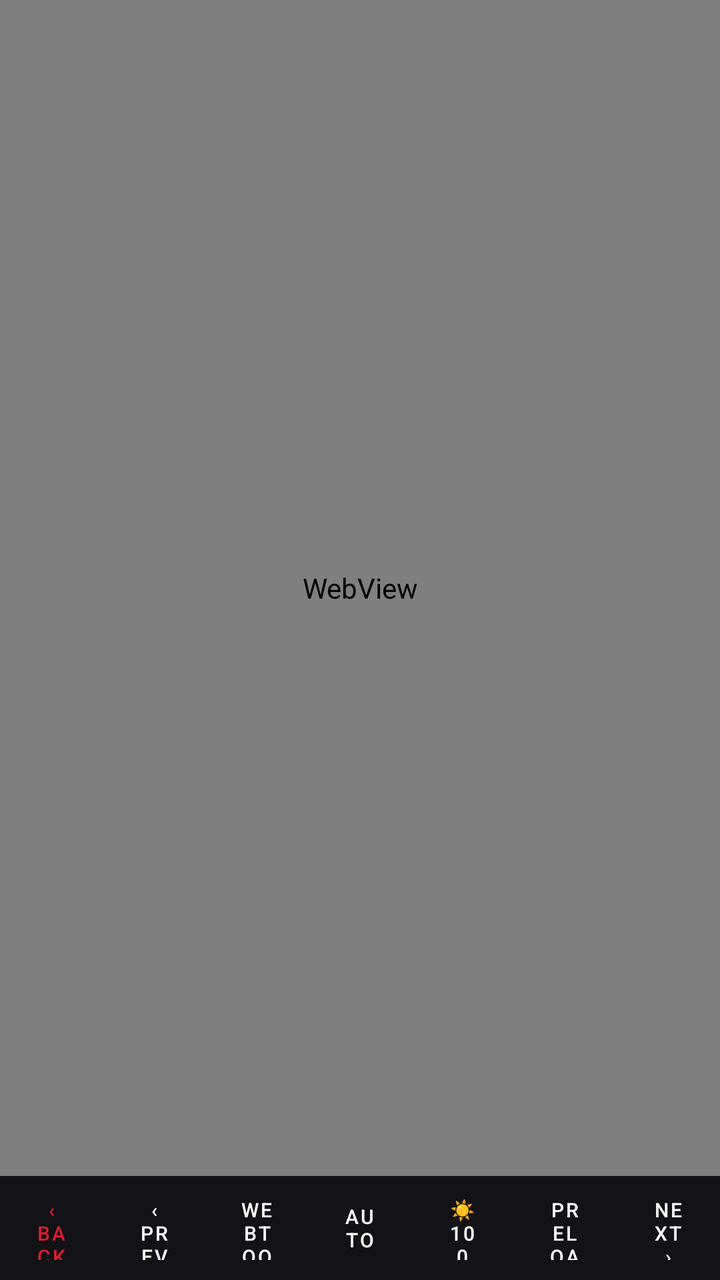
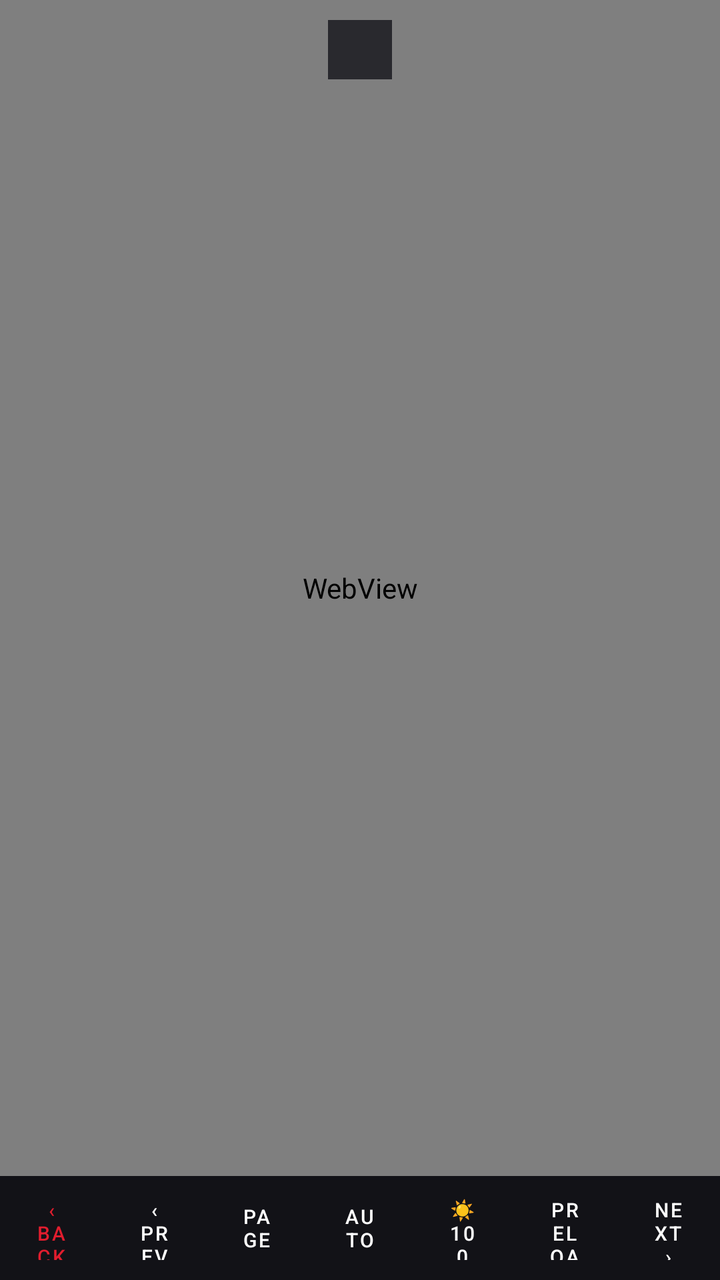

An Android layout rendered at two revisions. The XML below is the earlier revision; the diff shows what the commit changed to produce the second picture.
<!-- AndroidManifest.xml: application theme Theme.MyGhoulScans -->
<!-- res/layout/activity_reader.xml -->
<?xml version="1.0" encoding="utf-8"?>
<LinearLayout xmlns:android="http://schemas.android.com/apk/res/android"
    android:orientation="vertical" android:layout_width="match_parent" android:layout_height="match_parent"
    android:background="#000000">

    <FrameLayout android:layout_width="match_parent" android:layout_height="0dp" android:layout_weight="1">

        <WebView android:id="@+id/readerWeb" android:layout_width="match_parent" android:layout_height="match_parent"
            android:background="#000000" />

        <View android:id="@+id/eyeOverlay" android:layout_width="match_parent" android:layout_height="match_parent"
            android:background="#60FF8800" android:visibility="gone" />
    </FrameLayout>

    <LinearLayout android:orientation="horizontal" android:layout_width="match_parent" android:layout_height="52dp"
        android:background="#DD15151B" android:gravity="center_vertical">

        <Button android:id="@+id/readerBack" android:layout_width="0dp" android:layout_weight="1" android:layout_height="match_parent"
            android:text="‹ Back" android:textSize="10sp" android:textColor="@color/mgs_accent"
            android:background="?android:attr/selectableItemBackground" />

        <Button android:id="@+id/readerPrev" android:layout_width="0dp" android:layout_weight="1" android:layout_height="match_parent"
            android:text="‹ Prev" android:textSize="10sp" android:textColor="@color/white"
            android:background="?android:attr/selectableItemBackground" />

        <Button android:id="@+id/readerMode" android:layout_width="0dp" android:layout_weight="1" android:layout_height="match_parent"
            android:text="Webtoon" android:textSize="10sp" android:textColor="@color/white"
            android:background="?android:attr/selectableItemBackground" />

        <Button android:id="@+id/readerAuto" android:layout_width="0dp" android:layout_weight="1" android:layout_height="match_parent"
            android:text="Auto" android:textSize="10sp" android:textColor="@color/white"
            android:background="?android:attr/selectableItemBackground" />

        <Button android:id="@+id/readerBright" android:layout_width="0dp" android:layout_weight="1" android:layout_height="match_parent"
            android:text="☀ 100" android:textSize="10sp" android:textColor="@color/white"
            android:background="?android:attr/selectableItemBackground" />

        <Button android:id="@+id/readerPreload" android:layout_width="0dp" android:layout_weight="1" android:layout_height="match_parent"
            android:text="Preload" android:textSize="10sp" android:textColor="@color/white"
            android:background="?android:attr/selectableItemBackground" />

        <Button android:id="@+id/readerNext" android:layout_width="0dp" android:layout_weight="1" android:layout_height="match_parent"
            android:text="Next ›" android:textSize="10sp" android:textColor="@color/white"
            android:background="?android:attr/selectableItemBackground" />
    </LinearLayout>
</LinearLayout>
<!-- resources referenced by this layout -->
<resources>
  <color name="mgs_accent">#FFE11D2E</color>
  <color name="white">#FFFFFFFF</color>
  <style name="Theme.MyGhoulScans" parent="Theme.MaterialComponents.DayNight.NoActionBar">
          
          <item name="colorPrimary">@color/mgs_accent</item>
          <item name="colorPrimaryVariant">@color/mgs_accent</item>
          <item name="colorOnPrimary">@color/white</item>
          
          <item name="colorSecondary">@color/mgs_accent</item>
          <item name="colorSecondaryVariant">@color/mgs_accent</item>
          <item name="colorOnSecondary">@color/white</item>
          
          <item name="android:statusBarColor">@color/mgs_bg</item>
          <item name="android:windowBackground">@color/mgs_bg</item>
          <item name="android:textColorPrimary">@color/white</item>
          
      </style>
  <color name="mgs_bg">#FF0E0E12</color>
</resources>

<!-- the commit's change to res/layout/activity_reader.xml (unified diff, before → after) -->
@@ -10,6 +10,13 @@
 
         <View android:id="@+id/eyeOverlay" android:layout_width="match_parent" android:layout_height="match_parent"
             android:background="#60FF8800" android:visibility="gone" />
+
+        <TextView android:id="@+id/readerChapter"
+            android:layout_width="wrap_content" android:layout_height="wrap_content"
+            android:layout_gravity="top|center_horizontal" android:layout_marginTop="10dp"
+            android:background="#CC15151B" android:textColor="#FFFFFF" android:textSize="13sp"
+            android:paddingStart="16dp" android:paddingEnd="16dp" android:paddingTop="6dp" android:paddingBottom="6dp"
+            android:text="" />
     </FrameLayout>
 
     <LinearLayout android:orientation="horizontal" android:layout_width="match_parent" android:layout_height="52dp"
@@ -24,7 +31,7 @@
             android:background="?android:attr/selectableItemBackground" />
 
         <Button android:id="@+id/readerMode" android:layout_width="0dp" android:layout_weight="1" android:layout_height="match_parent"
-            android:text="Webtoon" android:textSize="10sp" android:textColor="@color/white"
+            android:text="Page" android:textSize="10sp" android:textColor="@color/white"
             android:background="?android:attr/selectableItemBackground" />
 
         <Button android:id="@+id/readerAuto" android:layout_width="0dp" android:layout_weight="1" android:layout_height="match_parent"
